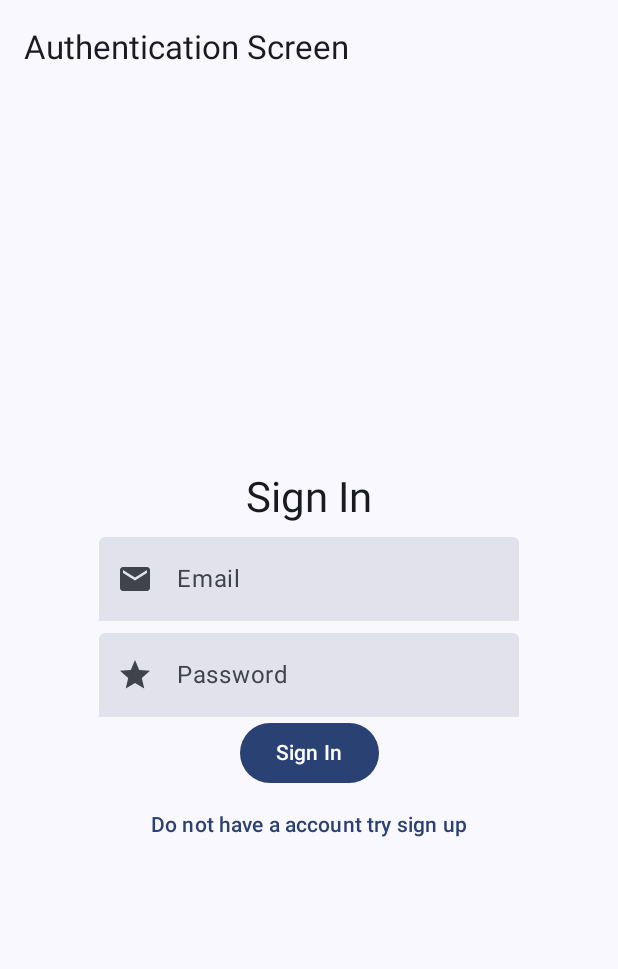
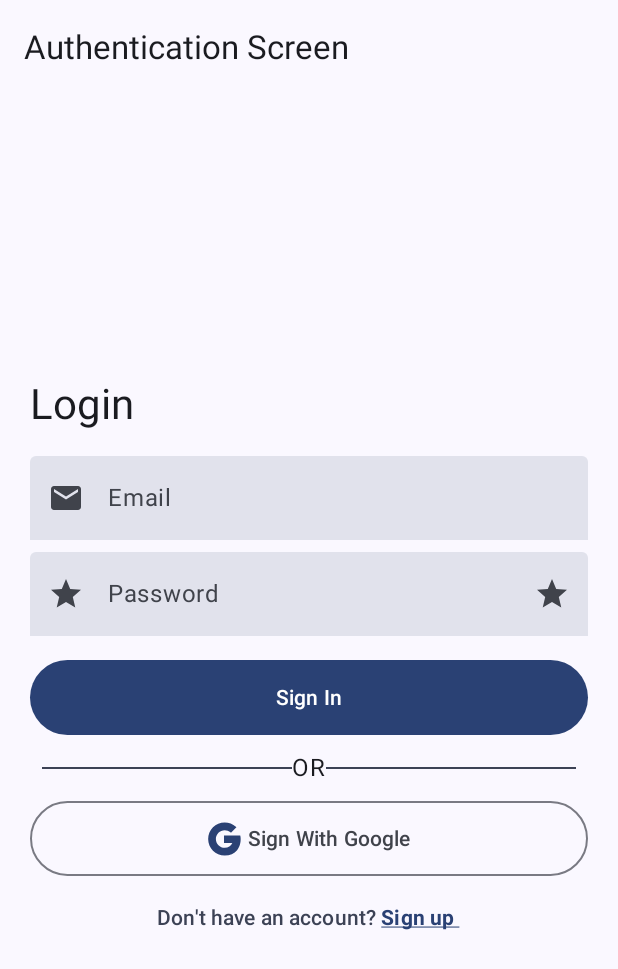
Before and after one commit to tuuhin/AndroidQuizApp, an Android app built with Jetpack Compose: the screen it shows after launch (MainActivity), on a phone screen of 412 x 824 dp. Shown: the top 969 px of the screen. Run offline under Robolectric (Android 15) with nearby library versions, the phone set to English and light mode, and no system bars; our stand-ins replace Dagger/Hilt's generated code, Firebase (no records; nobody signed in at launch, a user with empty details on screens opened directly), accompanist.

Commit message:
Implemented the logical part for authentication GoogleSignIn with Email & Password authentication is made Most possibly these two are enough Need to refactor them and error validation for email and password need to be implemented

```diff
--- a/app/build.gradle
+++ b/app/build.gradle
@@ -75,6 +75,8 @@ dependencies {
     implementation 'com.google.firebase:firebase-auth-ktx'
     implementation 'com.google.firebase:firebase-firestore-ktx'
     implementation 'com.google.firebase:firebase-analytics-ktx'
+    //google play service auth
+    implementation 'com.google.android.gms:play-services-auth:20.4.1'
     // dependency injection
     implementation "com.google.dagger:hilt-android:2.44"
     kapt "com.google.dagger:hilt-compiler:2.44"
--- a/app/src/main/java/com/eva/firebasequizapp/auth/data/UserAuthRepository.kt
+++ b/app/src/main/java/com/eva/firebasequizapp/auth/data/UserAuthRepository.kt
@@ -1,15 +1,22 @@
 package com.eva.firebasequizapp.auth.data
 
 import com.eva.firebasequizapp.core.util.Resource
+import com.google.android.gms.auth.api.identity.BeginSignInResult
+import com.google.firebase.auth.AuthCredential
 import com.google.firebase.auth.FirebaseUser
 
 interface UserAuthRepository {
 
-    suspend fun signInUsingEmailAndPassword(email: String, password: String):Resource<FirebaseUser>
+    suspend fun signInUsingEmailAndPassword(email: String, password: String): Resource<FirebaseUser>
 
-    suspend fun signUpUsingEmailAndPassword(email: String,password: String):Resource<FirebaseUser>
+    suspend fun signUpUsingEmailAndPassword(
+        email: String,
+        password: String,
+        username: String
+    ): Resource<FirebaseUser>
 
-    suspend fun signAnonymously():Resource<FirebaseUser>
+    suspend fun signAnonymously(): Resource<FirebaseUser>
 
-     fun logout()
+    suspend fun signInWithGoogle(authCredential: AuthCredential): Resource<FirebaseUser>
+    fun logout()
 }
--- a/app/src/main/java/com/eva/firebasequizapp/auth/di/AuthModule.kt
+++ b/app/src/main/java/com/eva/firebasequizapp/auth/di/AuthModule.kt
@@ -1,13 +1,17 @@
 package com.eva.firebasequizapp.auth.di
 
+import android.content.Context
 import com.eva.firebasequizapp.auth.data.UserAuthRepository
 import com.eva.firebasequizapp.auth.data.UserAuthRepositoryImpl
+import com.google.android.gms.auth.api.identity.Identity
+import com.google.android.gms.auth.api.identity.SignInClient
 import com.google.firebase.auth.FirebaseAuth
 import dagger.Binds
 import dagger.Module
 import dagger.Provides
 import dagger.hilt.InstallIn
 import dagger.hilt.android.components.ViewModelComponent
+import dagger.hilt.android.qualifiers.ApplicationContext
 import dagger.hilt.android.scopes.ViewModelScoped
 import dagger.hilt.components.SingletonComponent
 import javax.inject.Singleton
@@ -20,6 +24,12 @@ object AuthModule {
     @Singleton
     fun fireBaseAuth(): FirebaseAuth = FirebaseAuth.getInstance()
 
+
+    @Provides
+    @Singleton
+    fun signInClient(@ApplicationContext appContext: Context): SignInClient =
+        Identity.getSignInClient(appContext)
+
     @Module
     @InstallIn(ViewModelComponent::class)
     abstract class AuthRepository {
--- a/app/src/main/java/com/eva/firebasequizapp/auth/presentation/UserAuthRoute.kt
+++ b/app/src/main/java/com/eva/firebasequizapp/auth/presentation/UserAuthRoute.kt
@@ -7,6 +7,7 @@ import androidx.compose.material3.*
 import androidx.compose.runtime.*
 import androidx.compose.ui.Alignment
 import androidx.compose.ui.Modifier
+import androidx.compose.ui.tooling.preview.Preview
 import androidx.hilt.navigation.compose.hiltViewModel
 import com.eva.firebasequizapp.auth.presentation.screens.SignInScreen
 import com.eva.firebasequizapp.auth.presentation.screens.SignUpScreen
@@ -26,7 +27,7 @@ fun UserAuthRoute(
 ) {
     val snackBarHost = remember { SnackbarHostState() }
     var dialogContents = remember { DialogContents("", "") }
-    var isDialogOpen by remember { mutableStateOf(true) }
+    var isDialogOpen by remember { mutableStateOf(false) }
 
     val pager = rememberPagerState()
 
@@ -51,14 +52,24 @@ fun UserAuthRoute(
                 }
             }
         }
-//        AlertDialog(
-//            onDismissRequest = { isDialogOpen = !isDialogOpen },
-//            confirmButton = {},
-//            title = { Text(text = dialogContents.title) },
-//            text = { Text(text = dialogContents.desc ?: "") }
-//        )
+        if (isDialogOpen) {
+            AlertDialog(
+                onDismissRequest = { isDialogOpen = !isDialogOpen },
+                confirmButton = {
+                    Button(onClick = {
+                        isDialogOpen = !isDialogOpen
+                    }) {
+                        Text(text = "Ok I got it")
+                    }
+                },
+                title = { Text(text = dialogContents.title) },
+                text = { Text(text = dialogContents.desc ?: "") }
+            )
+        }
         Box(
-            modifier = Modifier.fillMaxSize().padding(padding),
+            modifier = Modifier
+                .fillMaxSize()
+                .padding(padding),
             contentAlignment = Alignment.Center
         ) {
             HorizontalPager(
--- /dev/null
+++ b/app/src/main/java/com/eva/firebasequizapp/auth/presentation/screens/GoogleSignIn.kt
@@ -0,0 +1,87 @@
+package com.eva.firebasequizapp.auth.presentation.screens
+
+import android.util.Log
+import androidx.activity.compose.rememberLauncherForActivityResult
+import androidx.activity.result.IntentSenderRequest
+import androidx.activity.result.contract.ActivityResultContracts
+import androidx.compose.foundation.layout.Spacer
+import androidx.compose.foundation.layout.fillMaxWidth
+import androidx.compose.foundation.layout.height
+import androidx.compose.foundation.layout.width
+import androidx.compose.material3.Icon
+import androidx.compose.material3.MaterialTheme
+import androidx.compose.material3.OutlinedButton
+import androidx.compose.material3.Text
+import androidx.compose.runtime.Composable
+import androidx.compose.runtime.LaunchedEffect
+import androidx.compose.runtime.remember
+import androidx.compose.runtime.rememberCoroutineScope
+import androidx.compose.ui.Modifier
+import androidx.compose.ui.res.painterResource
+import androidx.compose.ui.res.stringResource
+import androidx.compose.ui.unit.dp
+import androidx.hilt.navigation.compose.hiltViewModel
+import com.eva.firebasequizapp.R
+import com.eva.firebasequizapp.auth.presentation.UserAuthViewModel
+import com.eva.firebasequizapp.core.util.Resource
+import com.google.android.gms.auth.api.identity.BeginSignInResult
+import kotlinx.coroutines.launch
+import kotlin.math.sin
+
+@Composable
+fun GoogleSignIn(
+    modifier: Modifier = Modifier,
+    viewModel: UserAuthViewModel = hiltViewModel()
+) {
+    val scope = rememberCoroutineScope()
+    val clientId = stringResource(id = R.string.default_web_client_id)
+    val launcher =
+        rememberLauncherForActivityResult(
+            ActivityResultContracts.StartIntentSenderForResult()
+        ) { result ->
+            viewModel.activityResolverGoogleSignIn(result)
+        }
+
+
+    fun launch(signInResult: BeginSignInResult) {
+        val intent = IntentSenderRequest.Builder(signInResult.pendingIntent.intentSender).build()
+        launcher.launch(intent)
+    }
+    ///TODO("COMMENT THIS OUT LATTER")
+//    LaunchedEffect(key1 = viewModel) {
+//        when (val signIn = viewModel.signWithGoogle(clientId)) {
+//            is Resource.Success -> {
+//                launch(signIn.value!!)
+//            }
+//            else -> {
+//                Log.d("SIGNING", signIn.message ?: "")
+//            }
+//        }
+//    }
+
+    OutlinedButton(
+        onClick = {
+            scope.launch {
+                when (val signIn = viewModel.signWithGoogle(clientId)) {
+                    is Resource.Success -> {
+                        launch(signIn.value!!)
+                    }
+                    else -> {
+                        Log.d("SIGNING", signIn.message ?: "")
+                    }
+                }
+            }
+        },
+        modifier = modifier
+            .fillMaxWidth()
+            .height(50.dp)
+    ) {
+        Icon(
+            painter = painterResource(R.drawable.icons8_google),
+            contentDescription = "Google Icon",
+            tint = MaterialTheme.colorScheme.surfaceTint
+        )
+        Spacer(modifier = Modifier.width(4.dp))
+        Text(text = "Sign With Google")
+    }
+}
--- a/app/src/main/java/com/eva/firebasequizapp/auth/presentation/screens/SignInScreen.kt
+++ b/app/src/main/java/com/eva/firebasequizapp/auth/presentation/screens/SignInScreen.kt
@@ -1,5 +1,8 @@
 package com.eva.firebasequizapp.auth.presentation.screens
 
+import androidx.activity.compose.rememberLauncherForActivityResult
+import androidx.activity.result.contract.ActivityResultContracts
+import androidx.compose.foundation.background
 import androidx.compose.foundation.layout.*
 import androidx.compose.foundation.text.KeyboardOptions
 import androidx.compose.material.icons.Icons
@@ -10,20 +13,34 @@ import androidx.compose.runtime.*
 import androidx.compose.ui.Alignment
 import androidx.compose.ui.Modifier
 import androidx.compose.ui.graphics.Color
+import androidx.compose.ui.res.painterResource
+import androidx.compose.ui.text.SpanStyle
+import androidx.compose.ui.text.buildAnnotatedString
+import androidx.compose.ui.text.font.FontWeight
 import androidx.compose.ui.text.input.KeyboardType
+import androidx.compose.ui.text.input.PasswordVisualTransformation
+import androidx.compose.ui.text.input.VisualTransformation
+import androidx.compose.ui.text.style.TextDecoration
+import androidx.compose.ui.text.withStyle
 import androidx.compose.ui.unit.dp
+import androidx.hilt.navigation.compose.hiltViewModel
+import com.eva.firebasequizapp.R
+import com.eva.firebasequizapp.auth.presentation.UserAuthViewModel
 import com.google.accompanist.pager.ExperimentalPagerApi
 import com.google.accompanist.pager.PagerState
+import com.google.android.gms.auth.api.identity.BeginSignInResult
 import kotlinx.coroutines.launch
 
 @OptIn(ExperimentalPagerApi::class)
 @Composable
 fun SignInScreen(
     pagerState: PagerState,
-    modifier: Modifier = Modifier
+    modifier: Modifier = Modifier,
+    viewModel:UserAuthViewModel = hiltViewModel()
 ) {
     var email by remember { mutableStateOf("") }
     var password by remember { mutableStateOf("") }
+    var isPasswordHidden by remember { mutableStateOf(true) }
     val scope = rememberCoroutineScope()
 
     Column(
@@ -31,10 +48,15 @@ fun SignInScreen(
         horizontalAlignment = Alignment.CenterHorizontally,
         modifier = modifier
             .fillMaxSize()
+            .padding(20.dp)
 
     ) {
-        Text(text = "Sign In", style = MaterialTheme.typography.headlineMedium)
-        Spacer(modifier = Modifier.height(8.dp))
+        Text(
+            text = "Login",
+            style = MaterialTheme.typography.headlineMedium,
+            modifier = Modifier.align(Alignment.Start)
+        )
+        Spacer(modifier = Modifier.height(16.dp))
         TextField(
             value = email,
             onValueChange = { email = it },
@@ -47,7 +69,8 @@ fun SignInScreen(
                 focusedIndicatorColor = Color.Transparent,
                 containerColor = MaterialTheme.colorScheme.surfaceVariant
             ),
-            leadingIcon = { Icon(Icons.Default.Email, contentDescription = null) }
+            leadingIcon = { Icon(Icons.Default.Email, contentDescription = null) },
+            modifier = Modifier.fillMaxWidth()
         )
         Spacer(modifier = Modifier.height(8.dp))
         TextField(
@@ -60,18 +83,64 @@ fun SignInScreen(
                 focusedIndicatorColor = Color.Transparent,
                 containerColor = MaterialTheme.colorScheme.surfaceVariant
             ),
+            visualTransformation = if (isPasswordHidden) VisualTransformation.None else PasswordVisualTransformation(),
             singleLine = true,
             maxLines = 1,
-            leadingIcon = { Icon(Icons.Default.Star, contentDescription = null) }
+            leadingIcon = { Icon(Icons.Default.Star, contentDescription = null) },
+            trailingIcon = {
+                IconButton(onClick = { isPasswordHidden = !isPasswordHidden }) {
+                    Icon(imageVector = Icons.Default.Star, contentDescription = "")
+                }
+            },
+            modifier = Modifier.fillMaxWidth()
 
         )
-        Button(onClick = {}) {
+        Spacer(modifier = Modifier.height(16.dp))
+        Button(
+            onClick = {},
+            modifier = Modifier
+                .fillMaxWidth()
+                .height(50.dp)
+        ) {
             Text(text = "Sign In")
         }
-        TextButton(onClick = {
-            scope.launch { pagerState.animateScrollToPage(1) }
-        }) {
-            Text(text = "Do not have a account try sign up")
+        Box(
+            modifier = Modifier
+                .padding(8.dp)
+                .wrapContentHeight(),
+            contentAlignment = Alignment.Center
+        ) {
+            Divider(color = MaterialTheme.colorScheme.secondary)
+            Text(
+                text = "OR",
+                modifier = Modifier
+                    .padding(8.dp, 2.dp)
+                    .background(MaterialTheme.colorScheme.surface)
+            )
         }
+        GoogleSignIn()
+        Spacer(modifier = Modifier.height(4.dp))
+        TextButton(
+            onClick = { scope.launch { pagerState.animateScrollToPage(1) } }
+        ) {
+            Text(
+                text = buildAnnotatedString {
+                    withStyle(
+                        style = SpanStyle(color = MaterialTheme.colorScheme.secondary)
+                    ) {
+                        append("Don't have an account? ")
+                    }
+                    withStyle(
+                        style = SpanStyle(
+                            fontWeight = FontWeight.Bold,
+                            textDecoration = TextDecoration.Underline
+                        )
+                    ) {
+                        append("Sign up ")
+                    }
+                }
+            )
+        }
+
     }
 }
--- /dev/null
+++ b/app/src/main/res/drawable/icons8_google.xml
@@ -0,0 +1,9 @@
+<vector xmlns:android="http://schemas.android.com/apk/res/android"
+    android:width="24dp"
+    android:height="24dp"
+    android:viewportWidth="50"
+    android:viewportHeight="50">
+  <path
+      android:fillColor="#FF000000"
+      android:pathData="M25.996,48C13.313,48 2.992,37.684 2.992,25C2.992,12.316 13.313,2 25.996,2C31.742,2 37.242,4.129 41.488,7.996L42.262,8.703L34.676,16.289L33.973,15.688C31.746,13.781 28.914,12.73 25.996,12.73C19.23,12.73 13.723,18.234 13.723,25C13.723,31.766 19.23,37.27 25.996,37.27C30.875,37.27 34.73,34.777 36.547,30.531L24.996,30.531L24.996,20.176L47.547,20.207L47.715,21C48.891,26.582 47.949,34.793 43.184,40.668C39.238,45.531 33.457,48 25.996,48Z"/>
+</vector>
```
Also changed, not shown: app/src/main/java/com/eva/firebasequizapp/auth/data/UserAuthRepositoryImpl.kt (+32 -3 lines), app/src/main/java/com/eva/firebasequizapp/auth/presentation/UserAuthViewModel.kt (+99 -5 lines), app/src/main/java/com/eva/firebasequizapp/auth/presentation/screens/SignUpScreen.kt (+70 -11 lines).
